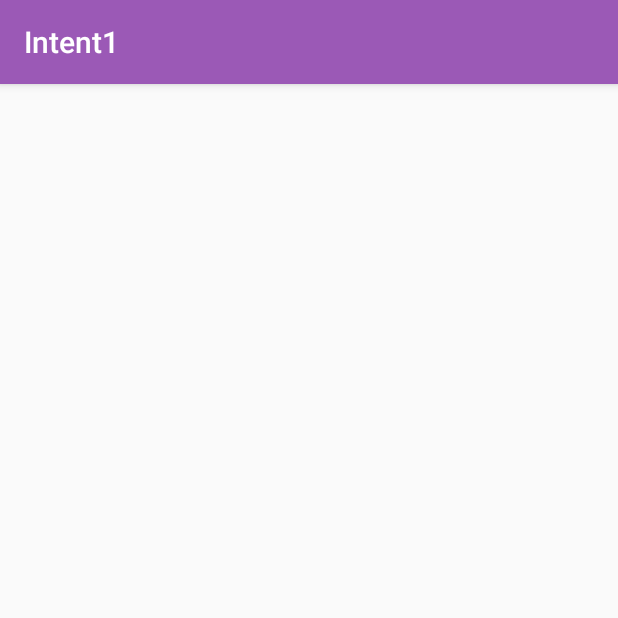
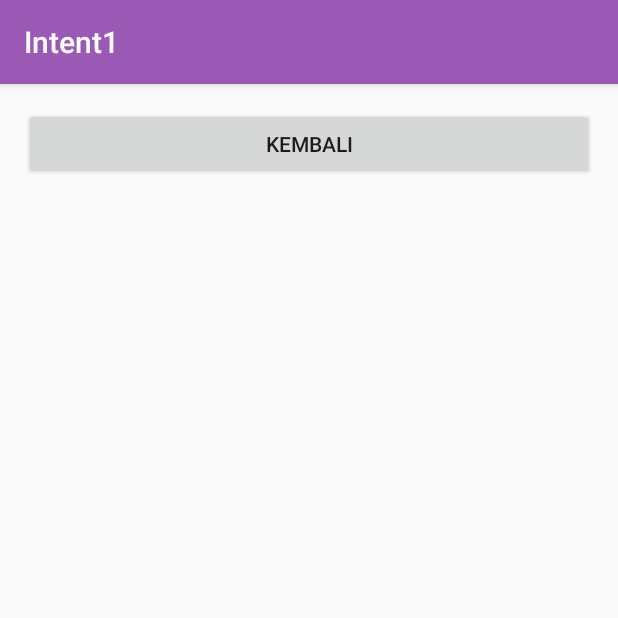
Before and after one commit to rehanarroihan/Intent1, an Android app: the HasilActivity screen opened directly, with no data from a screen before it, on a phone screen of 412 x 824 dp, the top half of it. Run offline under Robolectric (Android 15) with nearby library versions, the phone set to English and light mode, and no system bars.

```diff
--- a/app/src/main/java/id/sch/smktelkom_mlg/learn/intent1/HasilActivity.java
+++ b/app/src/main/java/id/sch/smktelkom_mlg/learn/intent1/HasilActivity.java
@@ -2,6 +2,7 @@ package id.sch.smktelkom_mlg.learn.intent1;
 
 import android.os.Bundle;
 import android.support.v7.app.AppCompatActivity;
+import android.view.View;
 
 public class HasilActivity extends AppCompatActivity {
 
@@ -9,5 +10,12 @@ public class HasilActivity extends AppCompatActivity {
     protected void onCreate(Bundle savedInstanceState) {
         super.onCreate(savedInstanceState);
         setContentView(R.layout.activity_hasil);
+
+        findViewById(R.id.buttonBack).setOnClickListener(new View.OnClickListener() {
+            @Override
+            public void onClick(View view) {
+                onBackPressed();
+            }
+        });
     }
 }
--- a/app/src/main/res/layout/activity_hasil.xml
+++ b/app/src/main/res/layout/activity_hasil.xml
@@ -1,5 +1,5 @@
 <?xml version="1.0" encoding="utf-8"?>
-<RelativeLayout xmlns:android="http://schemas.android.com/apk/res/android"
+<LinearLayout xmlns:android="http://schemas.android.com/apk/res/android"
     xmlns:tools="http://schemas.android.com/tools"
     android:layout_width="match_parent"
     android:layout_height="match_parent"
@@ -9,4 +9,9 @@
     android:paddingTop="@dimen/activity_vertical_margin"
     tools:context="id.sch.smktelkom_mlg.learn.intent1.HasilActivity">
 
-</RelativeLayout>
+    <Button
+        android:id="@+id/buttonBack"
+        android:layout_width="match_parent"
+        android:layout_height="wrap_content"
+        android:text="Kembali" />
+</LinearLayout>
```
